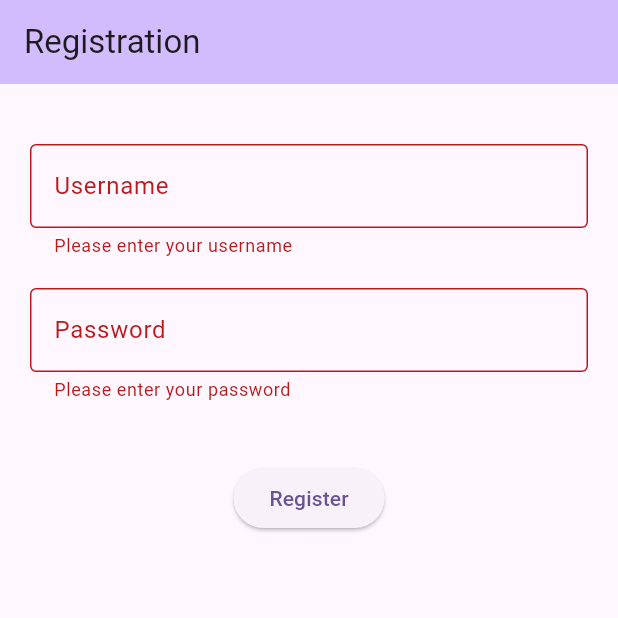
After one commit to etaghiye/mdo, a Flutter app: the RegistrationPage screen opened directly, after a tap on "Register", on a phone screen of 412 x 824 dp, the top half of it. The commit adds this screen. Run offline on Flutter 3.47's test engine with Material 3 defaults, Android fonts, the phone set to English and light mode, and no system bars; our stand-ins replace shared_preferences; accounts and stored records are empty.

Commit message:
Registration

```diff
--- a/lib/main.dart
+++ b/lib/main.dart
@@ -1,5 +1,5 @@
 import 'package:flutter/material.dart';
-import 'package:mdo/pages/MyHomePage.dart';
+import 'package:mdo/pages/RegistrationPage.dart';
 
 void main() {
   runApp(const MyApp());
@@ -16,7 +16,7 @@ class MyApp extends StatelessWidget {
         colorScheme: ColorScheme.fromSeed(seedColor: Colors.deepPurple),
         useMaterial3: true,
       ),
-      home: const Registration(title: 'Registration'),
+      home: const RegistrationPage(title: 'Registration'),
       debugShowCheckedModeBanner: false,
     );
   }
--- /dev/null
+++ b/lib/pages/RegistrationPage.dart
@@ -0,0 +1,115 @@
+import 'package:flutter/material.dart';
+import 'package:shared_preferences/shared_preferences.dart';
+
+import 'LoginPage.dart';
+
+class RegistrationPage extends StatefulWidget {
+  const RegistrationPage({super.key, required this.title});
+
+  final String title;
+
+  @override
+  State<RegistrationPage> createState() => _RegistrationPageState();
+}
+
+class _RegistrationPageState extends State<RegistrationPage> {
+  final TextEditingController _usernameController = TextEditingController();
+  final TextEditingController _passwordController = TextEditingController();
+  final _formKey = GlobalKey<FormState>();
+
+  @override
+  Widget build(BuildContext context) {
+    return GestureDetector(
+      onTap: () => FocusManager.instance.primaryFocus!.unfocus(),
+      child: Scaffold(
+        appBar: AppBar(
+          backgroundColor: Theme.of(context).colorScheme.inversePrimary,
+          title: Text(widget.title),
+        ),
+        body: Padding(
+          padding: const EdgeInsets.symmetric(horizontal: 20),
+          child: Form(
+            key: _formKey,
+            child: Column(
+              children: [
+                const SizedBox(height: 40),
+                _getUserNameField(),
+                const SizedBox(height: 20),
+                _getPasswordField(),
+                const SizedBox(height: 40),
+                _getRegisterButton(),
+              ],
+            ),
+          ),
+        ),
+      ),
+    );
+  }
+
+// -----------------------------------------------------------------------------
+//
+//
+  Widget _getUserNameField() {
+    return TextFormField(
+      controller: _usernameController,
+      decoration: const InputDecoration(
+        labelText: 'Username',
+        border: OutlineInputBorder(),
+      ),
+      validator: (value) {
+        if (value == null || value.isEmpty) {
+          return 'Please enter your username';
+        }
+        return null;
+      },
+    );
+  }
+
+// -----------------------------------------------------------------------------
+//
+//
+  Widget _getPasswordField() {
+    return TextFormField(
+      controller: _passwordController,
+      decoration: const InputDecoration(
+        labelText: 'Password',
+        border: OutlineInputBorder(),
+      ),
+      validator: (value) {
+        if (value == null || value.isEmpty) {
+          return 'Please enter your password';
+        }
+        return null;
+      },
+    );
+  }
+
+// -----------------------------------------------------------------------------
+//
+//
+  Widget _getRegisterButton() {
+    return ElevatedButton(
+      onPressed: _register,
+      child: const Text('Register'),
+    );
+  }
+
+// -----------------------------------------------------------------------------
+//
+//
+  void _register() async {
+    if (_formKey.currentState?.validate() ?? false) {
+      SharedPreferences prefs = await SharedPreferences.getInstance();
+      await prefs.setString('username', _usernameController.text);
+      await prefs.setString('password', _passwordController.text);
+
+      print('Username: ${_usernameController.text}');
+      print('Password: ${_passwordController.text}');
+
+      if (mounted) {
+        Navigator.of(context)
+            .push(MaterialPageRoute(builder: (_) => const LoginPage()));
+      }
+    }
+  }
+}
```
Also changed, not shown: lib/pages/HomePage.dart (added, +15 -0 lines), lib/pages/LoginPage.dart (added, +112 -0 lines), lib/pages/MyHomePage.dart (deleted, +0 -74 lines).
